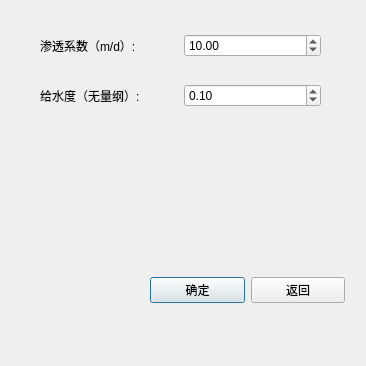
Yulei-3005240023/Random_flow, file set_hydrogeological_parameter.ui: the form before one commit.
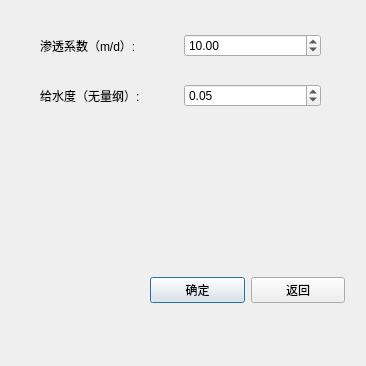
The form after the commit.

What changed in the file:
```diff
--- a/set_hydrogeological_parameter.ui
+++ b/set_hydrogeological_parameter.ui
@@ -36,7 +36,7 @@
     <item>
      <widget class="QDoubleSpinBox" name="doubleSpinBox_specific_yield">
       <property name="value">
-       <double>0.100000000000000</double>
+       <double>0.050000000000000</double>
       </property>
      </widget>
     </item>
```
